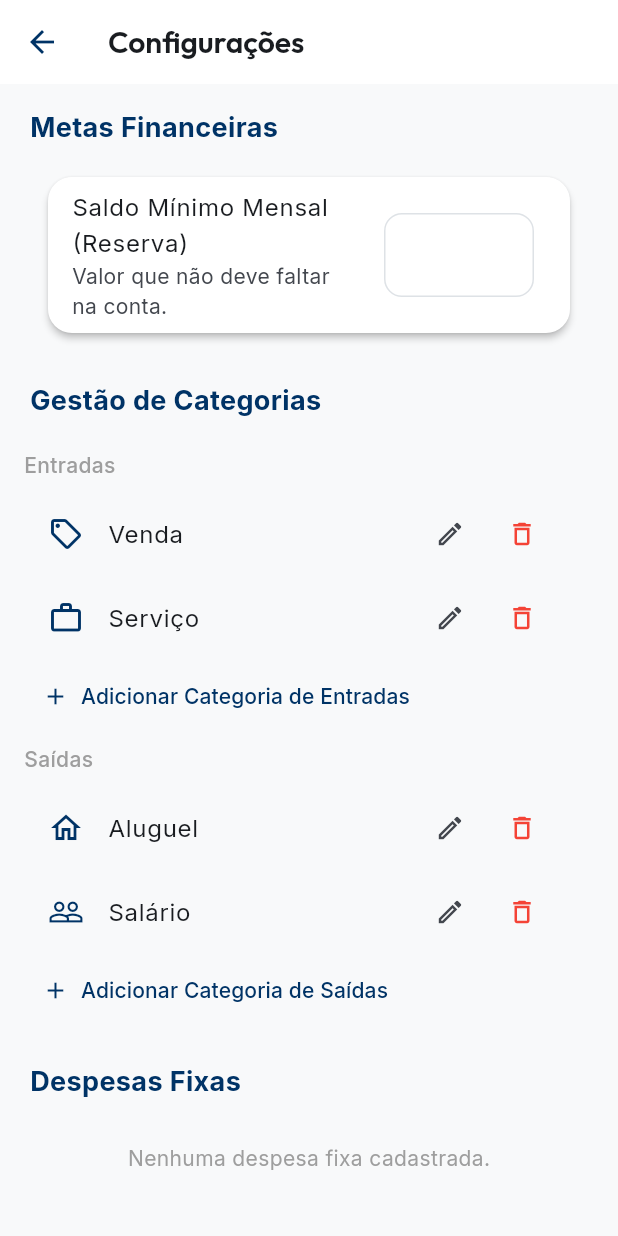
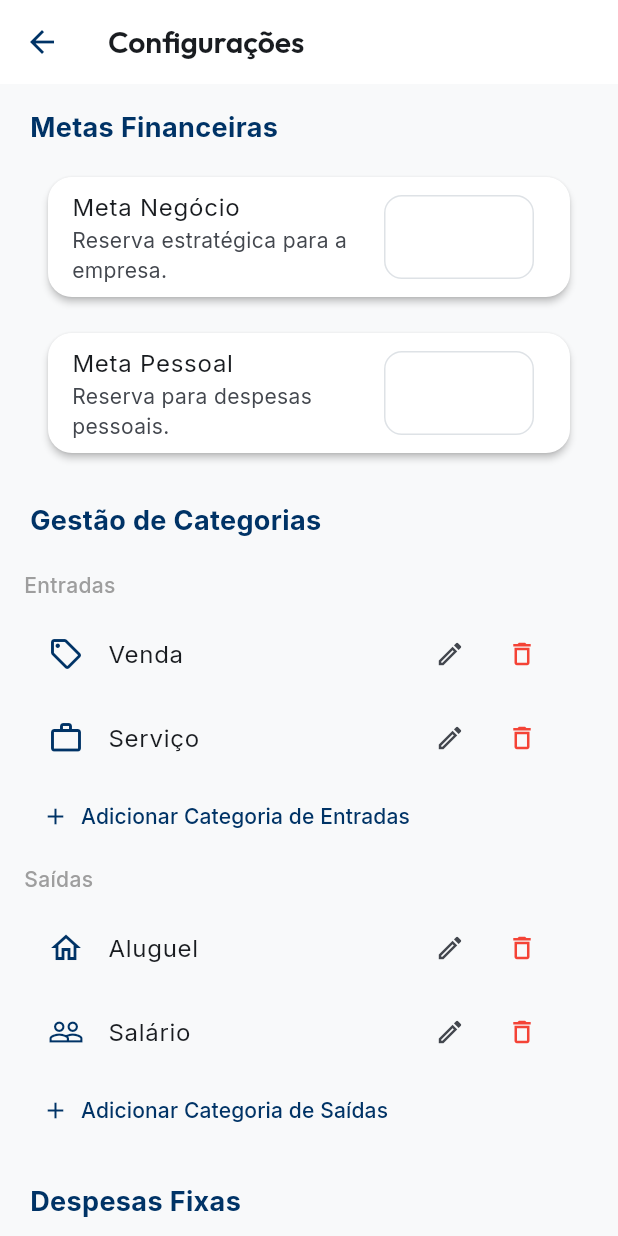
Before and after one commit to iradoweck/conta-facil, a Flutter app: the DashboardScreen screen opened directly, after a tap on the "settings" icon, on a phone screen of 412 x 824 dp. Run offline on Flutter 3.47's test engine with Material 3 defaults, Android fonts, the light colour scheme and no system bars; our stand-ins replace flutter_riverpod, google_fonts, shared_preferences; accounts and stored records are empty.

Commit message:
- Separação Estratégica - Despesas Categorizadas - Dashboard Inteligente - Analytics Preciso

```diff
--- a/lib/features/financeiro/presentation/screens/dashboard_screen.dart
+++ b/lib/features/financeiro/presentation/screens/dashboard_screen.dart
@@ -476,7 +476,21 @@ class DashboardScreen extends ConsumerWidget {
 
   Widget _buildGoalProgressCard(BuildContext context, WidgetRef ref, double income, NumberFormat fmt) {
     final settings = ref.watch(userSettingsProvider);
-    final target = settings.minMonthlyBalance;
+    final filter = ref.watch(dashFilterProvider);
+
+    double target = 0;
+    String contextLabel = "";
+
+    if (filter == true) {
+      target = settings.minMonthlyBalanceBusiness;
+      contextLabel = "Negócio";
+    } else if (filter == false) {
+      target = settings.minMonthlyBalancePersonal;
+      contextLabel = "Pessoal";
+    } else {
+      target = settings.minMonthlyBalanceBusiness + settings.minMonthlyBalancePersonal;
+      contextLabel = "Total";
+    }
 
     if (target <= 0) return const SizedBox.shrink();
 
@@ -487,16 +501,16 @@ class DashboardScreen extends ConsumerWidget {
     Color progressColor = Colors.grey;
 
     if (progress >= 1.0) {
-      message = "Meta Batida! 🏆 Orgulho!";
+      message = "Meta $contextLabel Batida! 🏆 Orgulho!";
       progressColor = AppColors.success;
     } else if (progress >= 0.7) {
-      message = "Quase lá! Falta pouco! 🚀";
+      message = "Quase lá! Falta pouco para a meta $contextLabel! 🚀";
       progressColor = Colors.orange;
     } else if (progress >= 0.3) {
-      message = "Bom ritmo! Força parceiro!";
+      message = "Bom ritmo no $contextLabel! Força parceiro!";
       progressColor = AppColors.primary;
     } else if (progress > 0) {
-      message = "Primeiros passos rumo à meta!";
+      message = "Primeiros passos rumo à meta $contextLabel!";
       progressColor = Colors.blue;
     }
 
@@ -518,7 +532,7 @@ class DashboardScreen extends ConsumerWidget {
             mainAxisAlignment: MainAxisAlignment.spaceBetween,
             children: [
               Text(
-                'Meta Mensal: ${fmt.format(target)}',
+                'Meta $contextLabel: ${fmt.format(target)}',
                 style: const TextStyle(fontWeight: FontWeight.bold, fontSize: 13),
               ),
               Text(
--- a/lib/features/reports/presentation/screens/analytics_screen.dart
+++ b/lib/features/reports/presentation/screens/analytics_screen.dart
@@ -229,13 +229,26 @@ class _AnalyticsScreenState extends ConsumerState<AnalyticsScreen> {
     );
   }
 
-  Widget _buildFixedExpensesImpact(List<Transaction> transactions, NumberFormat fmt, WidgetRef ref) {
+  Widget _buildFixedExpensesImpact(List<Transaction> filteredTransactions, NumberFormat fmt, WidgetRef ref) {
     final settings = ref.watch(userSettingsProvider);
-    final minBalance = settings.minMonthlyBalance;
+
+    double minBalance = 0;
+    String contextLabel = "";
+
+    if (_isBusiness == true) {
+      minBalance = settings.minMonthlyBalanceBusiness;
+      contextLabel = "Negócio";
+    } else if (_isBusiness == false) {
+      minBalance = settings.minMonthlyBalancePersonal;
+      contextLabel = "Pessoal";
+    } else {
+      minBalance = settings.minMonthlyBalanceBusiness + settings.minMonthlyBalancePersonal;
+      contextLabel = "Total";
+    }
 
     if (minBalance <= 0) return const SizedBox.shrink();
 
-    final totalIncome = transactions.where((t) => t.type == TransactionType.income).fold(0.0, (sum, t) => sum + t.amount);
+    final totalIncome = filteredTransactions.where((t) => t.type == TransactionType.income).fold(0.0, (sum, t) => sum + t.amount);
     final progress = (totalIncome / minBalance).clamp(0.0, 1.0);
 
     return Card(
@@ -246,16 +259,16 @@ class _AnalyticsScreenState extends ConsumerState<AnalyticsScreen> {
          child: Column(
            crossAxisAlignment: CrossAxisAlignment.start,
            children: [
-             const Text('Progresso vs Meta de Reserva', style: TextStyle(color: Colors.white70, fontSize: 13)),
+             Text('Progresso vs Meta de Reserva ($contextLabel)', style: const TextStyle(color: Colors.white70, fontSize: 13)),
              const SizedBox(height: 8),
              Text(fmt.format(minBalance), style: const TextStyle(color: Colors.white, fontSize: 24, fontWeight: FontWeight.bold)),
              const SizedBox(height: 16),
              LinearProgressIndicator(value: progress, backgroundColor: Colors.white24, color: Colors.white),
-             const SizedBox(height: 8),
+             const SizedBox(height: 16),
              Text(
                progress >= 1.0
-                  ? 'Parabéns! Atingiu a reserva mínima com as entradas do período.'
-                  : 'Faltam ${fmt.format(minBalance - totalIncome)} para atingir o saldo mínimo seguro.',
+                  ? 'Parabéns! Atingiu a reserva mínima $contextLabel com as entradas do período.'
+                  : 'Faltam ${fmt.format(minBalance - totalIncome)} para atingir o saldo mínimo seguro em $contextLabel.',
                style: const TextStyle(color: Colors.white70, fontSize: 11)
              ),
            ],
--- a/lib/features/settings/domain/models/settings_models.dart
+++ b/lib/features/settings/domain/models/settings_models.dart
@@ -35,12 +35,14 @@ class FixedExpense {
   final String title;
   final double amount;
   final int dueDay;
+  final bool isBusiness;
 
   FixedExpense({
     required this.id,
     required this.title,
     required this.amount,
     required this.dueDay,
+    this.isBusiness = true,
   });
 
   Map<String, dynamic> toJson() => {
@@ -48,6 +50,7 @@ class FixedExpense {
     'title': title,
     'amount': amount,
     'dueDay': dueDay,
+    'isBusiness': isBusiness,
   };
 
   factory FixedExpense.fromJson(Map<String, dynamic> json) {
@@ -56,27 +59,32 @@ class FixedExpense {
       title: json['title'],
       amount: (json['amount'] as num).toDouble(),
       dueDay: json['dueDay'],
+      isBusiness: json['isBusiness'] ?? true,
     );
   }
 }
 
 class UserSettings {
-  final double minMonthlyBalance;
+  final double minMonthlyBalanceBusiness;
+  final double minMonthlyBalancePersonal;
   final bool defaultIsBusiness;
 
   UserSettings({
-    this.minMonthlyBalance = 0.0,
+    this.minMonthlyBalanceBusiness = 0.0,
+    this.minMonthlyBalancePersonal = 0.0,
     this.defaultIsBusiness = true,
   });
 
   Map<String, dynamic> toJson() => {
-    'minMonthlyBalance': minMonthlyBalance,
+    'minMonthlyBalanceBusiness': minMonthlyBalanceBusiness,
+    'minMonthlyBalancePersonal': minMonthlyBalancePersonal,
     'defaultIsBusiness': defaultIsBusiness,
   };
 
   factory UserSettings.fromJson(Map<String, dynamic> json) {
     return UserSettings(
-      minMonthlyBalance: (json['minMonthlyBalance'] as num).toDouble(),
+      minMonthlyBalanceBusiness: (json['minMonthlyBalanceBusiness'] ?? json['minMonthlyBalance'] ?? 0.0) as double,
+      minMonthlyBalancePersonal: (json['minMonthlyBalancePersonal'] ?? 0.0) as double,
       defaultIsBusiness: json['defaultIsBusiness'] ?? true,
     );
   }
--- a/lib/features/settings/presentation/screens/settings_screen.dart
+++ b/lib/features/settings/presentation/screens/settings_screen.dart
@@ -14,18 +14,34 @@ class SettingsScreen extends ConsumerStatefulWidget {
 }
 
 class _SettingsScreenState extends ConsumerState<SettingsScreen> {
-  final _minBalanceController = TextEditingController();
+  final _minBalanceBusinessController = TextEditingController();
+  final _minBalancePersonalController = TextEditingController();
 
   @override
   void initState() {
     super.initState();
-    // Valor inicial será populado pelo provider no build ou via listener
+  }
+
+  @override
+  void dispose() {
+    _minBalanceBusinessController.dispose();
+    _minBalancePersonalController.dispose();
+    super.dispose();
   }
 
   @override
   Widget build(BuildContext context) {
     final List<CategoryItem> categories = ref.watch(categoriesProvider);
     final List<FixedExpense> fixedExpenses = ref.watch(fixedExpensesProvider);
+    final settings = ref.watch(userSettingsProvider);
+
+    // Populate controllers if empty
+    if (_minBalanceBusinessController.text.isEmpty && settings.minMonthlyBalanceBusiness > 0) {
+      _minBalanceBusinessController.text = settings.minMonthlyBalanceBusiness.toStringAsFixed(2);
+    }
+    if (_minBalancePersonalController.text.isEmpty && settings.minMonthlyBalancePersonal > 0) {
+      _minBalancePersonalController.text = settings.minMonthlyBalancePersonal.toStringAsFixed(2);
+    }
 
     return Scaffold(
       appBar: AppBar(title: const Text('Configurações')),
@@ -33,36 +49,26 @@ class _SettingsScreenState extends ConsumerState<SettingsScreen> {
         padding: const EdgeInsets.all(16),
         children: [
           _buildSectionTitle('Metas Financeiras'),
-          Card(
-            child: ListTile(
-              title: const Text('Saldo Mínimo Mensal (Reserva)'),
-              subtitle: const Text('Valor que não deve faltar na conta.'),
-              trailing: SizedBox(
-                width: 100,
-                child: Consumer(
-                  builder: (context, ref, child) {
-                    final settings = ref.watch(userSettingsProvider);
-                    if (_minBalanceController.text.isEmpty && settings.minMonthlyBalance > 0) {
-                      _minBalanceController.text = settings.minMonthlyBalance.toStringAsFixed(2);
-                    }
-                    return TextField(
-                      controller: _minBalanceController,
-                      keyboardType: const TextInputType.numberWithOptions(decimal: true),
-                      decoration: const InputDecoration(suffixText: 'MT'),
-                      textAlign: TextAlign.end,
-                      onEditingComplete: () {
-                        final value = double.tryParse(_minBalanceController.text) ?? 0.0;
-                        ref.read(userSettingsProvider.notifier).updateSettings(
-                          UserSettings(minMonthlyBalance: value),
-                        );
-                        FocusScope.of(context).unfocus();
-                        ScaffoldMessenger.of(context).showSnackBar(
-                          const SnackBar(content: Text('Meta de reserva atualizada!'), duration: Duration(seconds: 1)),
-                        );
-                      },
-                    );
-                  },
+          _buildMetaCard(
+            'Meta Negócio',
+            'Reserva estratégica para a empresa.',
+            _minBalanceBusinessController,
+            (val) => ref.read(userSettingsProvider.notifier).updateSettings(
+              UserSettings(
+                minMonthlyBalanceBusiness: val,
+                minMonthlyBalancePersonal: settings.minMonthlyBalancePersonal,
               ),
+            ),
+          ),
+          const SizedBox(height: 8),
+          _buildMetaCard(
+            'Meta Pessoal',
+            'Reserva para despesas pessoais.',
+            _minBalancePersonalController,
+            (val) => ref.read(userSettingsProvider.notifier).updateSettings(
+              UserSettings(
+                minMonthlyBalanceBusiness: settings.minMonthlyBalanceBusiness,
+                minMonthlyBalancePersonal: val,
               ),
             ),
           ),
@@ -74,6 +80,32 @@ class _SettingsScreenState extends ConsumerState<SettingsScreen> {
           _buildSectionTitle('Despesas Fixas'),
           _buildFixedExpensesList(fixedExpenses),
         ],
+      ),
+    );
+  }
+
+  Widget _buildMetaCard(String title, String subtitle, TextEditingController controller, Function(double) onSave) {
+    return Card(
+      child: ListTile(
+        title: Text(title),
+        subtitle: Text(subtitle),
+        trailing: SizedBox(
+          width: 100,
+          child: TextField(
+            controller: controller,
+            keyboardType: const TextInputType.numberWithOptions(decimal: true),
+            decoration: const InputDecoration(suffixText: 'MT'),
+            textAlign: TextAlign.end,
+            onEditingComplete: () {
+              final value = double.tryParse(controller.text) ?? 0.0;
+              onSave(value);
+              FocusScope.of(context).unfocus();
+              ScaffoldMessenger.of(context).showSnackBar(
+                const SnackBar(content: Text('Meta atualizada!'), duration: Duration(seconds: 1)),
+              );
+            },
+          ),
+        ),
       ),
     );
   }
@@ -130,7 +162,7 @@ class _SettingsScreenState extends ConsumerState<SettingsScreen> {
         ...expenses.map((e) => Card(
           child: ListTile(
             title: Text(e.title),
-            subtitle: Text('Vence dia ${e.dueDay.toString().padLeft(2, '0')} • ${e.amount} MT'),
+            subtitle: Text('${e.isBusiness ? 'Negócio' : 'Pessoal'} • Vence dia ${e.dueDay.toString().padLeft(2, '0')} • ${e.amount} MT'),
             trailing: Row(
               mainAxisSize: MainAxisSize.min,
               children: [
@@ -198,10 +230,12 @@ class _SettingsScreenState extends ConsumerState<SettingsScreen> {
     final titleController = TextEditingController(text: expense?.title);
     final amountController = TextEditingController(text: expense?.amount.toString());
     final dayController = TextEditingController(text: expense?.dueDay.toString());
+    bool isBusiness = expense?.isBusiness ?? true;
 
     showDialog(
       context: context,
-      builder: (context) => AlertDialog(
+      builder: (context) => StatefulBuilder(
+        builder: (context, setDialogState) => AlertDialog(
           title: Text(expense == null ? 'Nova Despesa Fixa' : 'Editar Despesa Fixa'),
           content: Column(
             mainAxisSize: MainAxisSize.min,
@@ -209,6 +243,13 @@ class _SettingsScreenState extends ConsumerState<SettingsScreen> {
               TextField(controller: titleController, decoration: const InputDecoration(labelText: 'Título')),
               TextField(controller: amountController, decoration: const InputDecoration(labelText: 'Valor'), keyboardType: TextInputType.number),
               TextField(controller: dayController, decoration: const InputDecoration(labelText: 'Dia de Vencimento'), keyboardType: TextInputType.number),
+              const SizedBox(height: 16),
+              SwitchListTile(
+                title: const Text('Negócio?'),
+                subtitle: Text(isBusiness ? 'Despesa da Empresa' : 'Despesa Pessoal'),
+                value: isBusiness,
+                onChanged: (val) => setDialogState(() => isBusiness = val),
+              ),
             ],
           ),
           actions: [
@@ -221,6 +262,7 @@ class _SettingsScreenState extends ConsumerState<SettingsScreen> {
                     title: titleController.text,
                     amount: double.tryParse(amountController.text) ?? 0,
                     dueDay: int.tryParse(dayController.text) ?? 1,
+                    isBusiness: isBusiness,
                   );
                   if (expense == null) {
                     ref.read(fixedExpensesProvider.notifier).addExpense(newExpense);
@@ -234,6 +276,7 @@ class _SettingsScreenState extends ConsumerState<SettingsScreen> {
             ),
           ],
         ),
+      ),
     );
   }
 }
```
Lines whose indentation alone changed are shown as unchanged.
